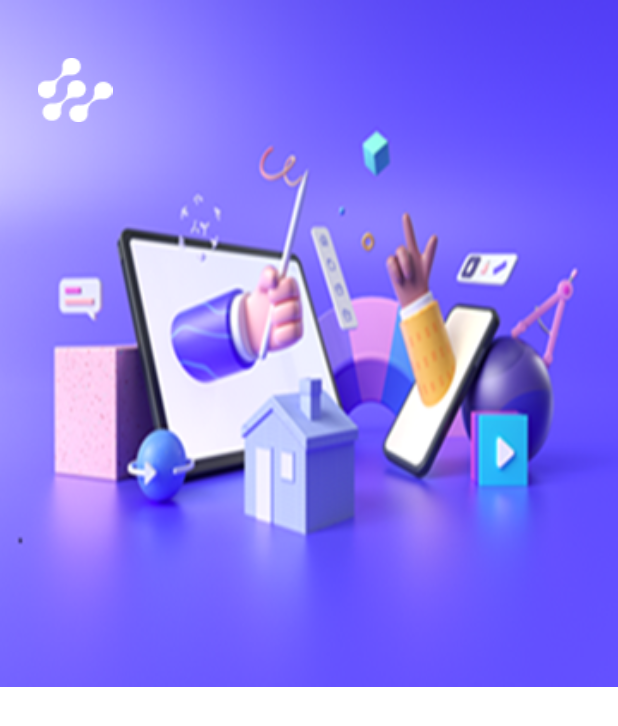
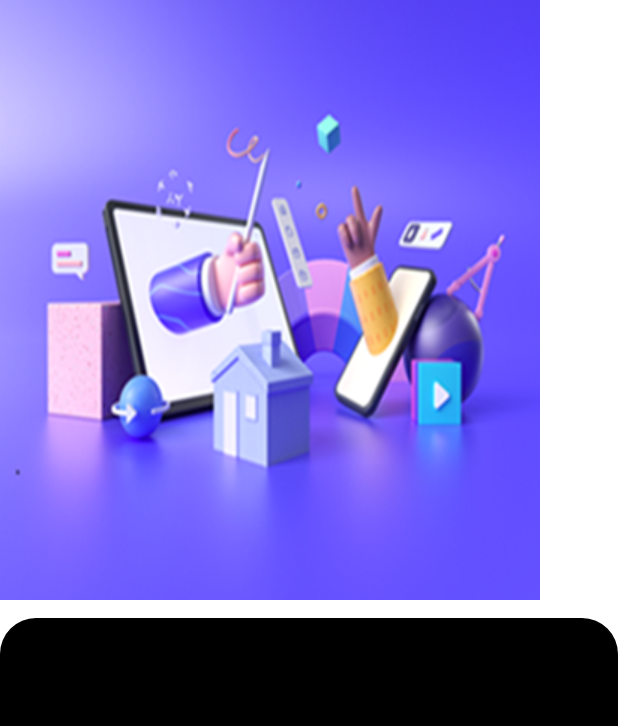
Before and after one commit to adeenazara2002/Flutter-final-project, a Flutter app: the screen it shows after launch, on a phone screen of 412 x 824 dp. Shown: the top 726 px of the screen. Run offline on Flutter 3.47's test engine with Material 3 defaults, Android fonts, the phone set to English and light mode, and no system bars.

Commit message:
Artboard Screen

```diff
--- a/lib/Screens/artBoard1.dart
+++ b/lib/Screens/artBoard1.dart
@@ -15,34 +15,48 @@ class _ArtBoardState extends State<ArtBoard> {
         width: MediaQuery.of(context).size.width,
         height: MediaQuery.of(context).size.height,
         color: Colors.white,
-        child: Scrollbar(
-          child: SingleChildScrollView(
-            child: Column(
-              children: [
-                Stack(
-                  children: [
-                    // Purple image at the bottom
-                    Image.asset(
-                      'assets/images/logo.png', // Replace with your purple image path
-                      fit: BoxFit.cover,
-                      width: MediaQuery.of(context).size.width,
-                    ),
-                    // Vector image on top left corner
-                    Positioned(
-                      top: 20, // Adjust the top position as needed
-                      left: 20, // Adjust the left position as needed
-                      child: Image.asset(
-                        'assets/images/vector.png',
-                        width: 60, // Set your desired width
-                        height: 80, // Set your desired height
-                      ),
-                    ),
-                  ],
+        child: Stack(
+          children: [
+            // Image at the bottom
+            Image.asset(
+              'assets/images/logo.png', // Replace with your image path
+              // fit: BoxFit.cover,
+              // width: MediaQuery.of(context).size.width,
+              // height: MediaQuery.of(context).size.height * 0.6, // Adjust height as needed
+            ),
+            // Container that appears over the image
+            Positioned(
+              bottom: 0, // Position at the bottom of the screen
+              left: 0, // Align left edge with the screen
+              right: 0, // Align right edge with the screen
+              child: Container(
+                height: MediaQuery.of(context).size.height * 0.3, // Adjust height as needed
+                decoration: BoxDecoration(
+                  borderRadius: BorderRadius.vertical(top: Radius.circular(24)), // Rounded top corners
+                  color: Colors.white, // Set background color
+                  border: Border.all(
+                    color: Colors.black,
+                  ),
                 ),
-
-              ],
+              ),
             ),
-          ),
+            // Overlapping container with slight offset
+            Positioned(
+              bottom: 0, // Overlap by setting a slight positive value
+              left: 0,
+              right: 0,
+              child: Container(
+                height: MediaQuery.of(context).size.height * 0.5, // Same height as above
+                decoration: BoxDecoration(
+                  borderRadius: BorderRadius.vertical(top: Radius.circular(24)), // Rounded top corners
+                  color: Colors.black, // Set background color
+                  border: Border.all(
+                    color: Colors.black,
+                  ),
+                ),
+              ),
+            ),
+          ],
         ),
       ),
     );
```
Also changed, not shown: assets/images/logo.png.
